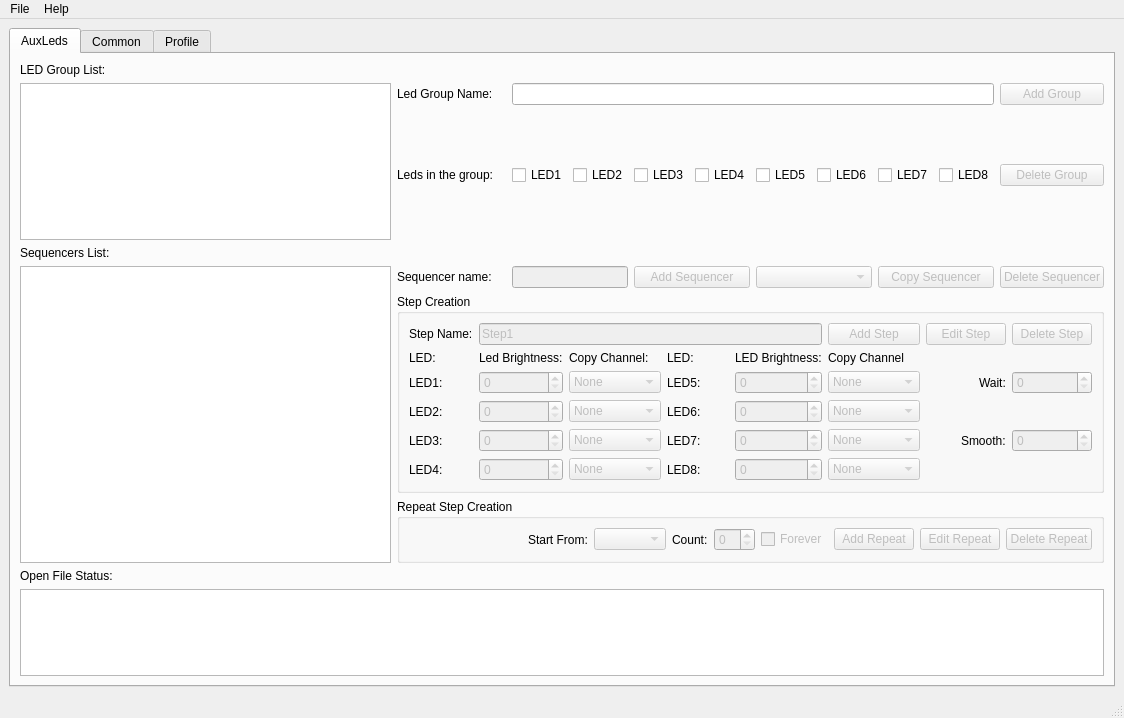
Qt form Design.ui (raptorbox01/profileeditor) before a commit.
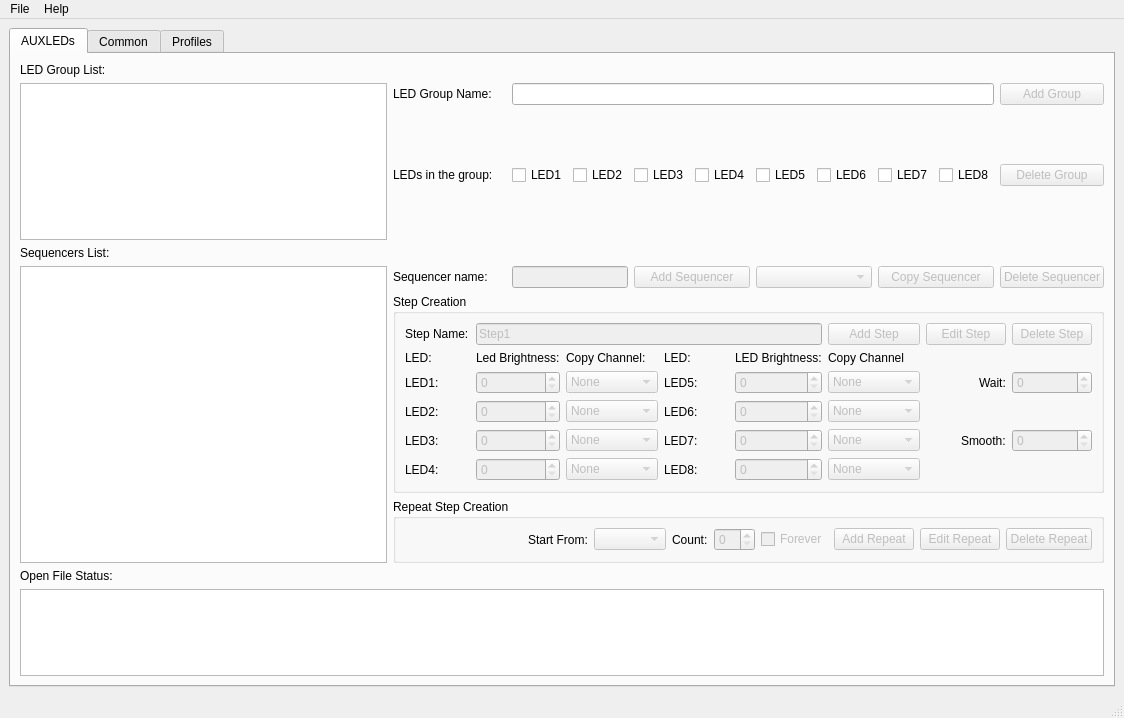
The same form after that commit.

What changed in the file:
```diff
--- a/Design.ui
+++ b/Design.ui
@@ -28,7 +28,7 @@
       </property>
       <widget class="QWidget" name="TabAuxLEDs">
        <attribute name="title">
-        <string>AuxLeds</string>
+        <string>AUXLEDs</string>
        </attribute>
        <layout class="QGridLayout" name="gridLayout_7" columnstretch="0,0,0,0,0,0,0,0,0,0,0,0">
         <item row="8" column="1" colspan="11">
@@ -131,7 +131,7 @@
         <item row="3" column="1">
          <widget class="QLabel" name="LblLeds">
           <property name="text">
-           <string>Leds in the group:</string>
+           <string>LEDs in the group:</string>
           </property>
          </widget>
         </item>
@@ -261,7 +261,7 @@
         <item row="1" column="1">
          <widget class="QLabel" name="LblGroupName">
           <property name="text">
-           <string>Led Group Name:</string>
+           <string>LED Group Name:</string>
           </property>
          </widget>
         </item>
@@ -1671,7 +1671,7 @@
       </widget>
       <widget class="QWidget" name="TabProfile">
        <attribute name="title">
-        <string>Profile</string>
+        <string>Profiles</string>
        </attribute>
        <layout class="QGridLayout" name="gridLayout_3" rowstretch="0,0,0,0,0,0,0,0,0,0,0,0,0" columnstretch="0,0,0,0,0">
         <item row="3" column="4">
```
Left out of the diff: 14 changed lines with no effect on the pictures.
